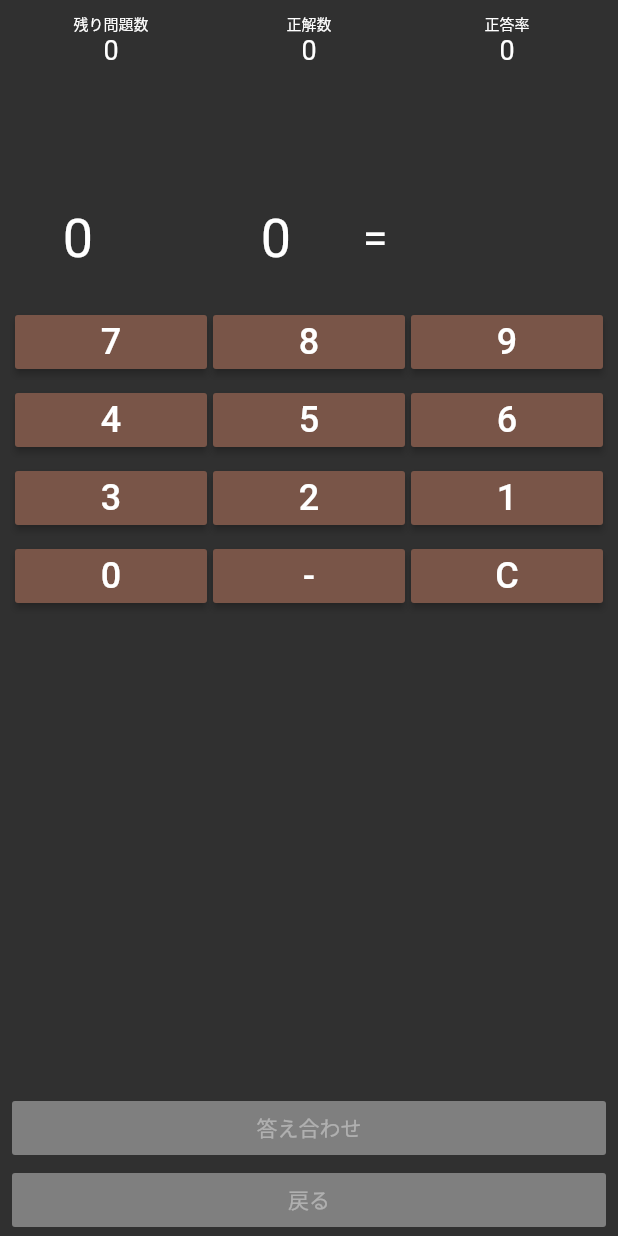
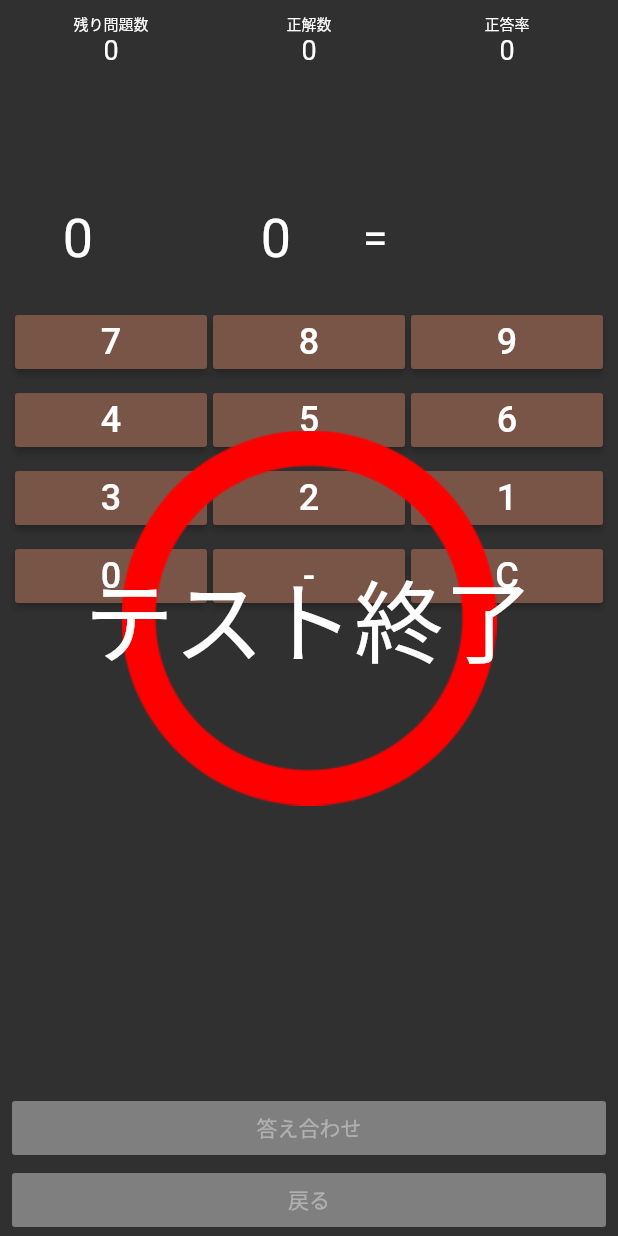
Before and after one commit to yuya0405/calc_training, a Flutter app: the screen it shows after launch, after a tap on "スタート", on a phone screen of 412 x 824 dp. Run offline on Flutter 3.47's test engine with Material 2 defaults, Android fonts, the phone set to English and light mode, and no system bars.

Commit message:
152:Stackを使ってWidgetを積み重ね

```diff
--- a/lib/screens/testScreen.dart
+++ b/lib/screens/testScreen.dart
@@ -23,7 +23,9 @@ class _TestScreenState extends State<TestScreen> {
   Widget build(BuildContext context) {
     return SafeArea(
       child: Scaffold(
-          body: Column(
+          body: Stack(
+            children: [
+              Column(
                 children: [
                   //スコア表示部分
                   _scorePart(),
@@ -35,6 +37,11 @@ class _TestScreenState extends State<TestScreen> {
                   _answerCheckButton(),
                   //戻るボタン
                   _backButton(),
+                ],
+              ),
+              _correctIncorrectImage(),
+              //テスト終了メッセージ
+              _endMessage(),
             ],
           )),
     );
@@ -211,4 +218,12 @@ class _TestScreenState extends State<TestScreen> {
       ),
     );
   }
+
+  Widget _correctIncorrectImage() {
+    return Center(child: Image.asset("assets/images/pic_correct.png"));
   }
+
+  Widget _endMessage() {
+    return Center(child: Text("テスト終了", style: TextStyle(fontSize: 60.0)));
+  }
+}
```
Lines whose indentation alone changed are shown as unchanged.
